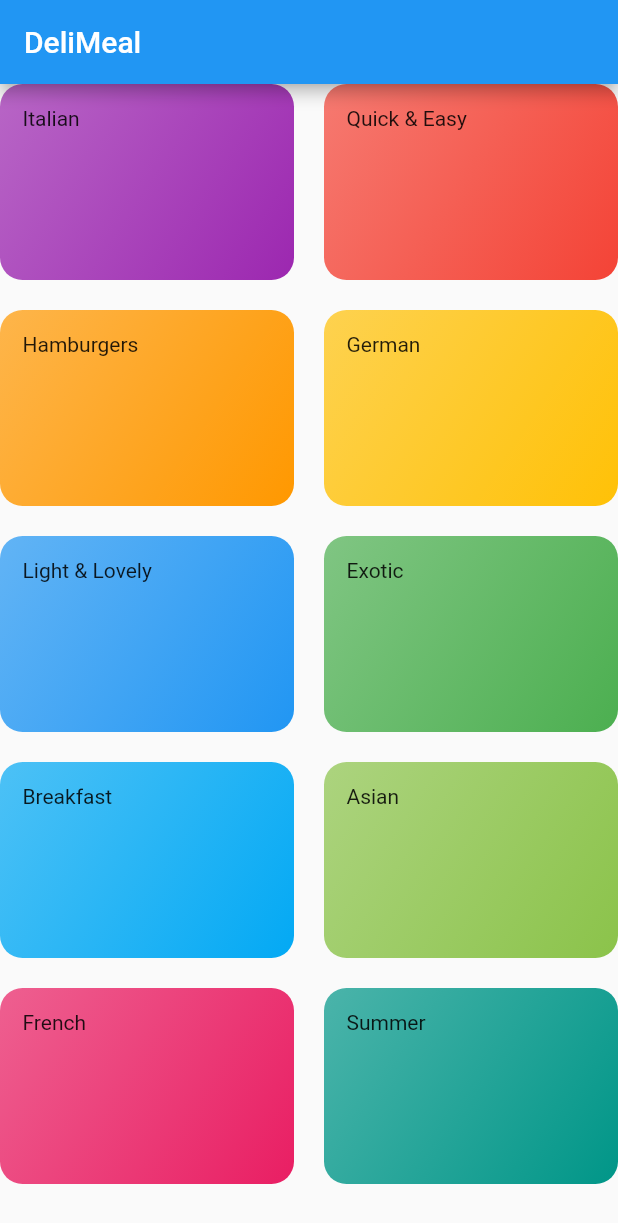
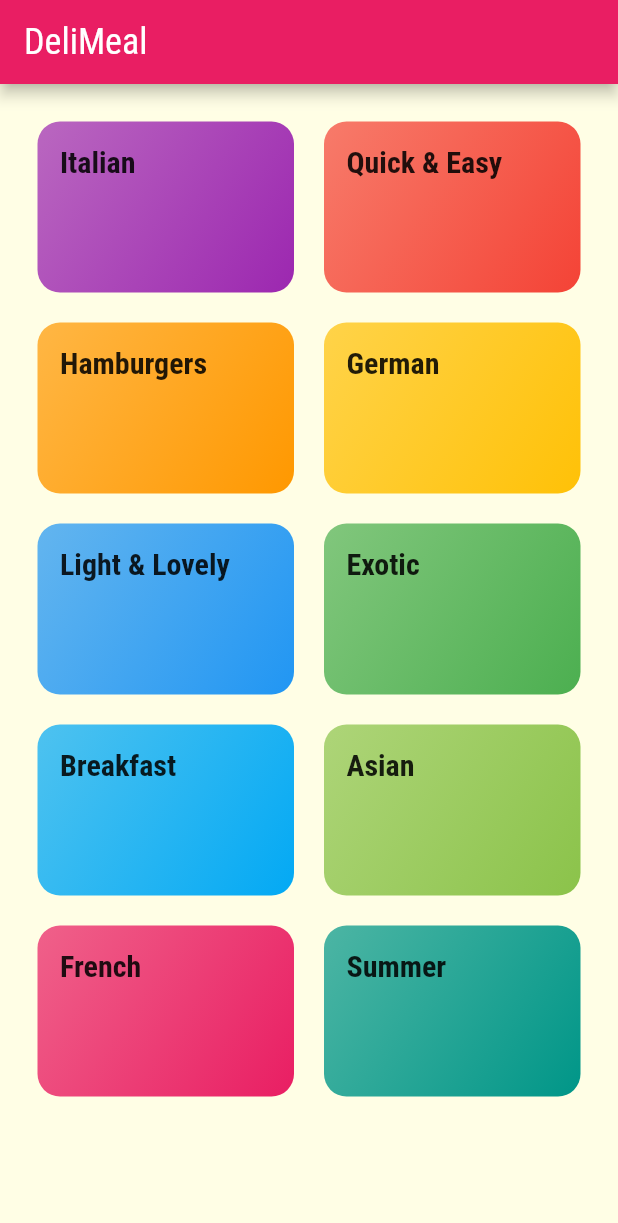
Before and after one commit to delwinbest/flutter_complete_guide, a Flutter app: the screen it shows after launch, on a phone screen of 412 x 824 dp. Shown: the top 1223 px of the screen. Run offline on Flutter 3.47's test engine with Material 2 defaults, Android fonts, the phone set to English and light mode, and no system bars.

Commit message:
Added Theming and fonts

```diff
--- a/lib/categories_screen.dart
+++ b/lib/categories_screen.dart
@@ -12,6 +12,7 @@ class CategoriesScreen extends StatelessWidget {
         title: const Text('DeliMeal'),
       ),
       body: GridView(
+        padding: const EdgeInsets.all(25),
         gridDelegate: const SliverGridDelegateWithMaxCrossAxisExtent(
             maxCrossAxisExtent: 200,
             childAspectRatio: 3 / 2,
--- a/lib/category_item.dart
+++ b/lib/category_item.dart
@@ -10,7 +10,10 @@ class CategoryItem extends StatelessWidget {
   Widget build(BuildContext context) {
     return Container(
       padding: const EdgeInsets.all(15),
-      child: Text(title),
+      child: Text(
+        title,
+        style: Theme.of(context).textTheme.titleMedium,
+      ),
       decoration: BoxDecoration(
           gradient: LinearGradient(
               colors: [color.withOpacity(0.7), color],
--- a/lib/main.dart
+++ b/lib/main.dart
@@ -14,8 +14,19 @@ class MyApp extends StatelessWidget {
     return MaterialApp(
       title: 'DeliMeals',
       theme: ThemeData(
-        primarySwatch: Colors.blue,
-      ),
+          primarySwatch: Colors.pink,
+          accentColor: Colors.amber,
+          canvasColor: Color.fromRGBO(255, 254, 229, 1),
+          fontFamily: 'Raleway',
+          textTheme: ThemeData.light().textTheme.copyWith(
+              bodyLarge: TextStyle(color: Color.fromRGBO(20, 51, 51, 1)),
+              bodyMedium: TextStyle(color: Color.fromRGBO(20, 51, 51, 1)),
+              titleLarge:
+                  TextStyle(fontSize: 24, fontFamily: 'RobotoCondensed'),
+              titleMedium: TextStyle(
+                  fontSize: 20,
+                  fontFamily: 'RobotoCondensed',
+                  fontWeight: FontWeight.bold))),
       home: const CategoriesScreen(),
     );
   }
```
Also changed, not shown: pubspec.yaml (+18 -12 lines), lib/assets/fonts/Raleway-Black.ttf (added), lib/assets/fonts/Raleway-Bold.ttf (added), lib/assets/fonts/Raleway-Regular.ttf (added), lib/assets/fonts/RobotoCondensed-Bold.ttf (added), lib/assets/fonts/RobotoCondensed-Italic.ttf (added), lib/assets/fonts/RobotoCondensed-Light.ttf (added), lib/assets/fonts/RobotoCondensed-Regular.ttf (added).
